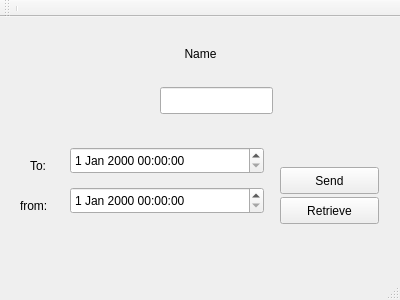
The window that drc/DRCClient.ui (lansdon/cpts483_drc) describes before a commit, drawn with Qt 5.
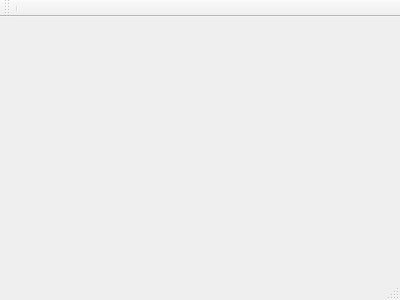
The same window after the commit.

Commit message: GUI -> Organized subviews to be used by DRCClient as the main window. The FruitNameForm is now a separate QWidget being presented by DRCClient. Moving forward we can swap any widgets into the main window.

```diff
--- a/drc/DRCClient.ui
+++ b/drc/DRCClient.ui
@@ -13,106 +13,7 @@
   <property name="windowTitle">
    <string>MainWindow</string>
   </property>
-  <widget class="QWidget" name="centralWidget">
-   <widget class="QLabel" name="nameLabel">
-    <property name="geometry">
-     <rect>
-      <x>20</x>
-      <y>16</y>
-      <width>361</width>
-      <height>41</height>
-     </rect>
-    </property>
-    <property name="text">
-     <string>Name</string>
-    </property>
-    <property name="alignment">
-     <set>Qt::AlignCenter</set>
-    </property>
-   </widget>
-   <widget class="QLineEdit" name="nameLineEdit">
-    <property name="geometry">
-     <rect>
-      <x>160</x>
-      <y>70</y>
-      <width>113</width>
-      <height>27</height>
-     </rect>
-    </property>
-   </widget>
-   <widget class="QPushButton" name="sendButton">
-    <property name="geometry">
-     <rect>
-      <x>280</x>
-      <y>150</y>
-      <width>99</width>
-      <height>27</height>
-     </rect>
-    </property>
-    <property name="text">
-     <string>Send</string>
-    </property>
-   </widget>
-   <widget class="QDateTimeEdit" name="toDate">
-    <property name="geometry">
-     <rect>
-      <x>70</x>
-      <y>130</y>
-      <width>194</width>
-      <height>27</height>
-     </rect>
-    </property>
-   </widget>
-   <widget class="QDateTimeEdit" name="fromDate">
-    <property name="geometry">
-     <rect>
-      <x>70</x>
-      <y>170</y>
-      <width>194</width>
-      <height>27</height>
-     </rect>
-    </property>
-   </widget>
-   <widget class="QPushButton" name="retrieveButton">
-    <property name="geometry">
-     <rect>
-      <x>280</x>
-      <y>180</y>
-      <width>99</width>
-      <height>27</height>
-     </rect>
-    </property>
-    <property name="text">
-     <string>Retrieve</string>
-    </property>
-   </widget>
-   <widget class="QLabel" name="toLabel">
-    <property name="geometry">
-     <rect>
-      <x>30</x>
-      <y>140</y>
-      <width>67</width>
-      <height>17</height>
-     </rect>
-    </property>
-    <property name="text">
-     <string>To:</string>
-    </property>
-   </widget>
-   <widget class="QLabel" name="fromLabel">
-    <property name="geometry">
-     <rect>
-      <x>20</x>
-      <y>180</y>
-      <width>67</width>
-      <height>17</height>
-     </rect>
-    </property>
-    <property name="text">
-     <string>from:</string>
-    </property>
-   </widget>
-  </widget>
+  <widget class="QWidget" name="centralWidget"/>
   <widget class="QMenuBar" name="menuBar">
    <property name="geometry">
     <rect>
```
The commit also changes 12 other files.
